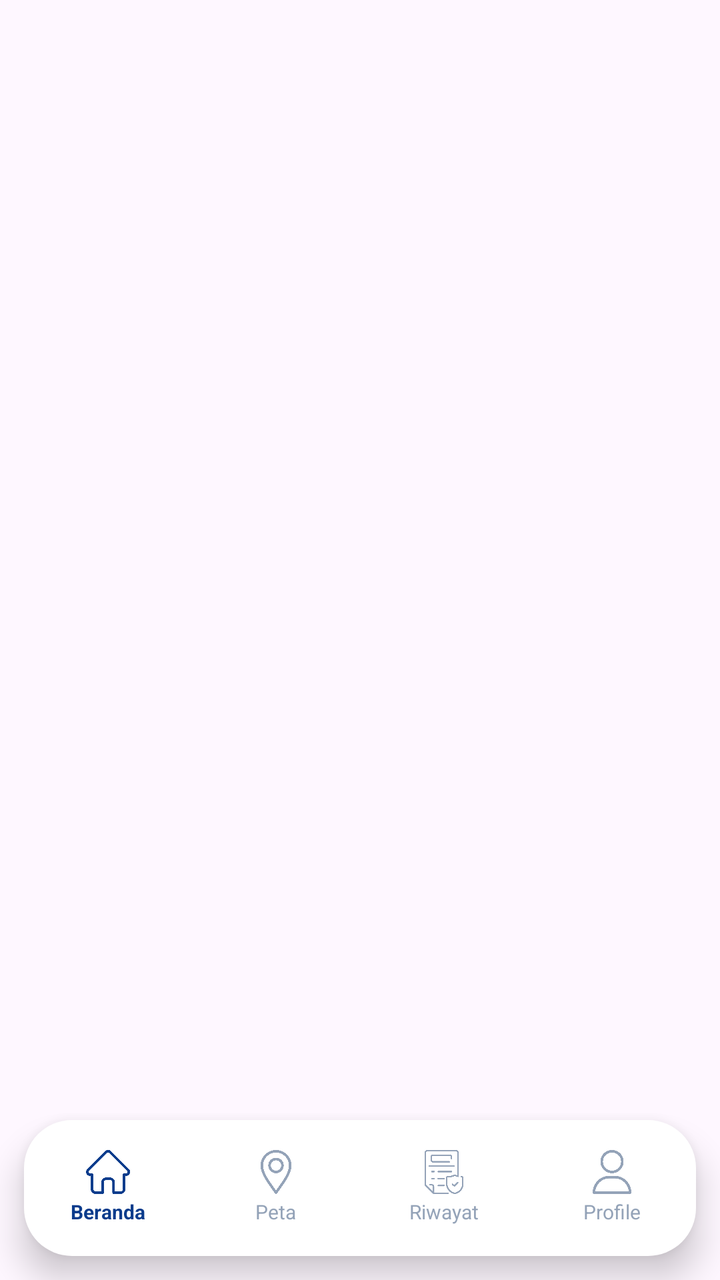
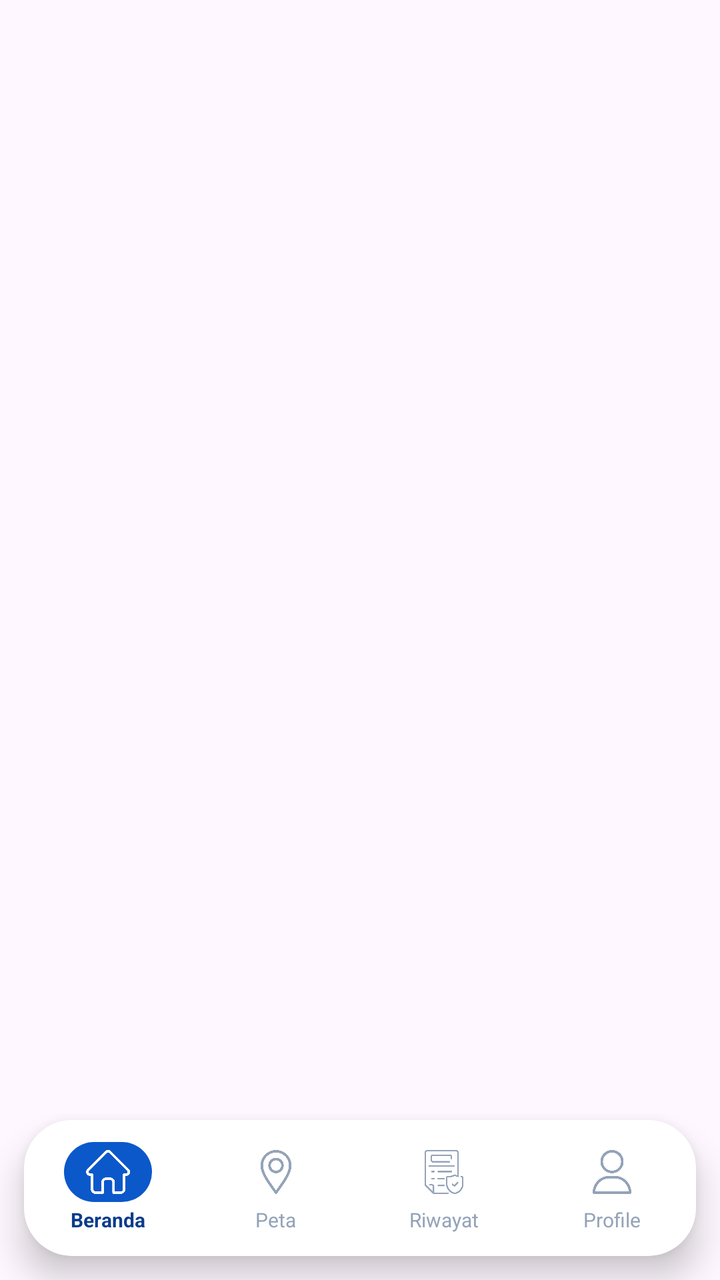

Two renders of the same Android screen: before a commit and after it. Below are the layout's source before the change and the commit's diff.
<!-- AndroidManifest.xml: application theme Theme.PinPoint -->
<!-- res/layout/layout_pemerintah_bottom_nav.xml -->
<?xml version="1.0" encoding="utf-8"?>
<androidx.constraintlayout.widget.ConstraintLayout xmlns:android="http://schemas.android.com/apk/res/android"
    xmlns:app="http://schemas.android.com/apk/res-auto"
    android:id="@+id/pemerintahBottomNavContainer"
    android:layout_width="match_parent"
    android:layout_height="96dp"
    android:clipChildren="false"
    android:clipToPadding="false"
    android:paddingStart="12dp"
    android:paddingEnd="12dp">

    
    <View
        android:layout_width="0dp"
        android:layout_height="68dp"
        android:background="@drawable/bg_navbar"
        android:elevation="10dp"
        app:layout_constraintBottom_toBottomOf="parent"
        app:layout_constraintLeft_toLeftOf="parent"
        app:layout_constraintRight_toRightOf="parent"
        android:layout_marginBottom="12dp" />

    
    <LinearLayout
        android:id="@+id/navPemerintahHome"
        android:layout_width="0dp"
        android:layout_height="68dp"
        android:gravity="center"
        android:clickable="true"
        android:focusable="true"
        android:orientation="vertical"
        android:elevation="12dp"
        app:layout_constraintBottom_toBottomOf="parent"
        app:layout_constraintLeft_toLeftOf="parent"
        app:layout_constraintRight_toLeftOf="@id/navPemerintahMap"
        app:layout_constraintHorizontal_weight="1"
        android:layout_marginBottom="12dp">

        <ImageView
            android:id="@+id/ivNavPemerintahHome"
            android:layout_width="22dp"
            android:layout_height="22dp"
            android:src="@drawable/home"
            app:tint="#0B3C8C" />

        <TextView
            android:id="@+id/tvNavPemerintahHome"
            android:layout_width="wrap_content"
            android:layout_height="wrap_content"
            android:layout_marginTop="2dp"
            android:text="Beranda"
            android:textColor="#0B3C8C"
            android:textSize="10sp"
            android:textStyle="bold" />
    </LinearLayout>

    
    <LinearLayout
        android:id="@+id/navPemerintahMap"
        android:layout_width="0dp"
        android:layout_height="68dp"
        android:gravity="center"
        android:clickable="true"
        android:focusable="true"
        android:orientation="vertical"
        android:elevation="12dp"
        app:layout_constraintBottom_toBottomOf="parent"
        app:layout_constraintLeft_toRightOf="@id/navPemerintahHome"
        app:layout_constraintRight_toLeftOf="@id/navPemerintahHistory"
        app:layout_constraintHorizontal_weight="1"
        android:layout_marginBottom="12dp">

        <ImageView
            android:id="@+id/ivNavPemerintahMap"
            android:layout_width="22dp"
            android:layout_height="22dp"
            android:src="@drawable/location"
            app:tint="#94A3B8" />

        <TextView
            android:id="@+id/tvNavPemerintahMap"
            android:layout_width="wrap_content"
            android:layout_height="wrap_content"
            android:layout_marginTop="2dp"
            android:text="Peta"
            android:textColor="#94A3B8"
            android:textSize="10sp" />
    </LinearLayout>

    
    <LinearLayout
        android:id="@+id/navPemerintahHistory"
        android:layout_width="0dp"
        android:layout_height="68dp"
        android:gravity="center"
        android:clickable="true"
        android:focusable="true"
        android:orientation="vertical"
        android:elevation="12dp"
        app:layout_constraintBottom_toBottomOf="parent"
        app:layout_constraintLeft_toRightOf="@id/navPemerintahMap"
        app:layout_constraintRight_toLeftOf="@id/navPemerintahProfile"
        app:layout_constraintHorizontal_weight="1"
        android:layout_marginBottom="12dp">

        <ImageView
            android:id="@+id/ivNavPemerintahHistory"
            android:layout_width="22dp"
            android:layout_height="22dp"
            android:src="@drawable/verif"
            app:tint="#94A3B8" />

        <TextView
            android:id="@+id/tvNavPemerintahHistory"
            android:layout_width="wrap_content"
            android:layout_height="wrap_content"
            android:layout_marginTop="2dp"
            android:text="Riwayat"
            android:textColor="#94A3B8"
            android:textSize="10sp" />
    </LinearLayout>

    
    <LinearLayout
        android:id="@+id/navPemerintahProfile"
        android:layout_width="0dp"
        android:layout_height="68dp"
        android:gravity="center"
        android:clickable="true"
        android:focusable="true"
        android:orientation="vertical"
        android:elevation="12dp"
        app:layout_constraintBottom_toBottomOf="parent"
        app:layout_constraintLeft_toRightOf="@id/navPemerintahHistory"
        app:layout_constraintRight_toRightOf="parent"
        app:layout_constraintHorizontal_weight="1"
        android:layout_marginBottom="12dp">

        <ImageView
            android:id="@+id/ivNavPemerintahProfile"
            android:layout_width="22dp"
            android:layout_height="22dp"
            android:src="@drawable/user"
            app:tint="#94A3B8" />

        <TextView
            android:id="@+id/tvNavPemerintahProfile"
            android:layout_width="wrap_content"
            android:layout_height="wrap_content"
            android:layout_marginTop="2dp"
            android:text="Profile"
            android:textColor="#94A3B8"
            android:textSize="10sp" />
    </LinearLayout>

</androidx.constraintlayout.widget.ConstraintLayout>
<!-- resources referenced by this layout -->
<resources>
  <!-- drawable bg_navbar (drawable) -->
  <?xml version="1.0" encoding="utf-8"?>
  <shape xmlns:android="http://schemas.android.com/apk/res/android"
      android:shape="rectangle">
      <solid android:color="#FFFFFF" />
      <corners
          android:topLeftRadius="24dp"
          android:topRightRadius="24dp"
          android:bottomLeftRadius="24dp"
          android:bottomRightRadius="24dp" />
  </shape>
  <!-- drawable home: png bitmap (drawable, 8020 bytes) -->
  <!-- drawable location: png bitmap (drawable, 16080 bytes) -->
  <!-- drawable user: png bitmap (drawable, 12623 bytes) -->
  <!-- drawable verif: png bitmap (drawable, 12368 bytes) -->
  <style name="Theme.PinPoint" parent="Base.Theme.PinPoint" />
  <style name="Base.Theme.PinPoint" parent="Theme.Material3.DayNight.NoActionBar">
          
          
      </style>
</resources>

<!-- the commit's change to res/layout/layout_pemerintah_bottom_nav.xml (unified diff, before → after) -->
@@ -38,10 +38,13 @@
 
         <ImageView
             android:id="@+id/ivNavPemerintahHome"
-            android:layout_width="22dp"
-            android:layout_height="22dp"
+            android:layout_width="44dp"
+            android:layout_height="30dp"
+            android:paddingHorizontal="11dp"
+            android:paddingVertical="4dp"
+            android:background="@drawable/bg_nav_icon_active_blue"
             android:src="@drawable/home"
-            app:tint="#0B3C8C" />
+            app:tint="#FFFFFF" />
 
         <TextView
             android:id="@+id/tvNavPemerintahHome"
@@ -72,8 +75,10 @@
 
         <ImageView
             android:id="@+id/ivNavPemerintahMap"
-            android:layout_width="22dp"
-            android:layout_height="22dp"
+            android:layout_width="44dp"
+            android:layout_height="30dp"
+            android:paddingHorizontal="11dp"
+            android:paddingVertical="4dp"
             android:src="@drawable/location"
             app:tint="#94A3B8" />
 
@@ -105,8 +110,10 @@
 
         <ImageView
             android:id="@+id/ivNavPemerintahHistory"
-            android:layout_width="22dp"
-            android:layout_height="22dp"
+            android:layout_width="44dp"
+            android:layout_height="30dp"
+            android:paddingHorizontal="11dp"
+            android:paddingVertical="4dp"
             android:src="@drawable/verif"
             app:tint="#94A3B8" />
 
@@ -138,8 +145,10 @@
 
         <ImageView
             android:id="@+id/ivNavPemerintahProfile"
-            android:layout_width="22dp"
-            android:layout_height="22dp"
+            android:layout_width="44dp"
+            android:layout_height="30dp"
+            android:paddingHorizontal="11dp"
+            android:paddingVertical="4dp"
             android:src="@drawable/user"
             app:tint="#94A3B8" />
 
<!-- resource entries referenced after the edit -->
@@ -1,5 +1,12 @@
 <!-- resources referenced by this layout -->
 <resources>
+  <!-- drawable bg_nav_icon_active_blue (drawable) -->
+  <?xml version="1.0" encoding="utf-8"?>
+  <shape xmlns:android="http://schemas.android.com/apk/res/android"
+      android:shape="rectangle">
+      <solid android:color="#0B58CA" />
+      <corners android:radius="16dp" />
+  </shape>
   <!-- drawable bg_navbar (drawable) -->
   <?xml version="1.0" encoding="utf-8"?>
   <shape xmlns:android="http://schemas.android.com/apk/res/android"
@@ -17,8 +24,13 @@
   <!-- drawable verif: png bitmap (drawable, 12368 bytes) -->
   <style name="Theme.PinPoint" parent="Base.Theme.PinPoint" />
   <style name="Base.Theme.PinPoint" parent="Theme.Material3.DayNight.NoActionBar">
-          
-          
+          <item name="android:windowAnimationStyle">@style/SmoothActivityAnimation</item>
+      </style>
+  <style name="SmoothActivityAnimation" parent="@android:style/Animation.Activity">
+          <item name="android:activityOpenEnterAnimation">@anim/fade_in_smooth</item>
+          <item name="android:activityOpenExitAnimation">@anim/fade_out_smooth</item>
+          <item name="android:activityCloseEnterAnimation">@anim/slide_in_left</item>
+          <item name="android:activityCloseExitAnimation">@anim/slide_out_right</item>
       </style>
 </resources>
 
